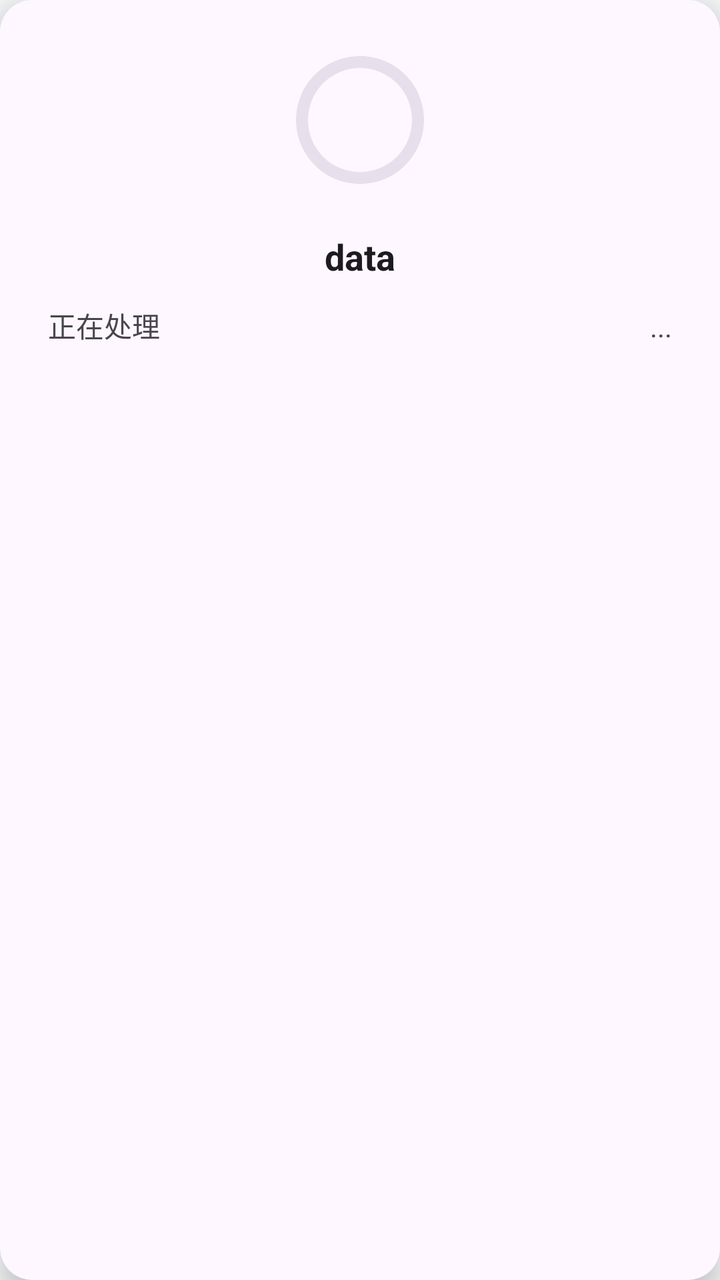
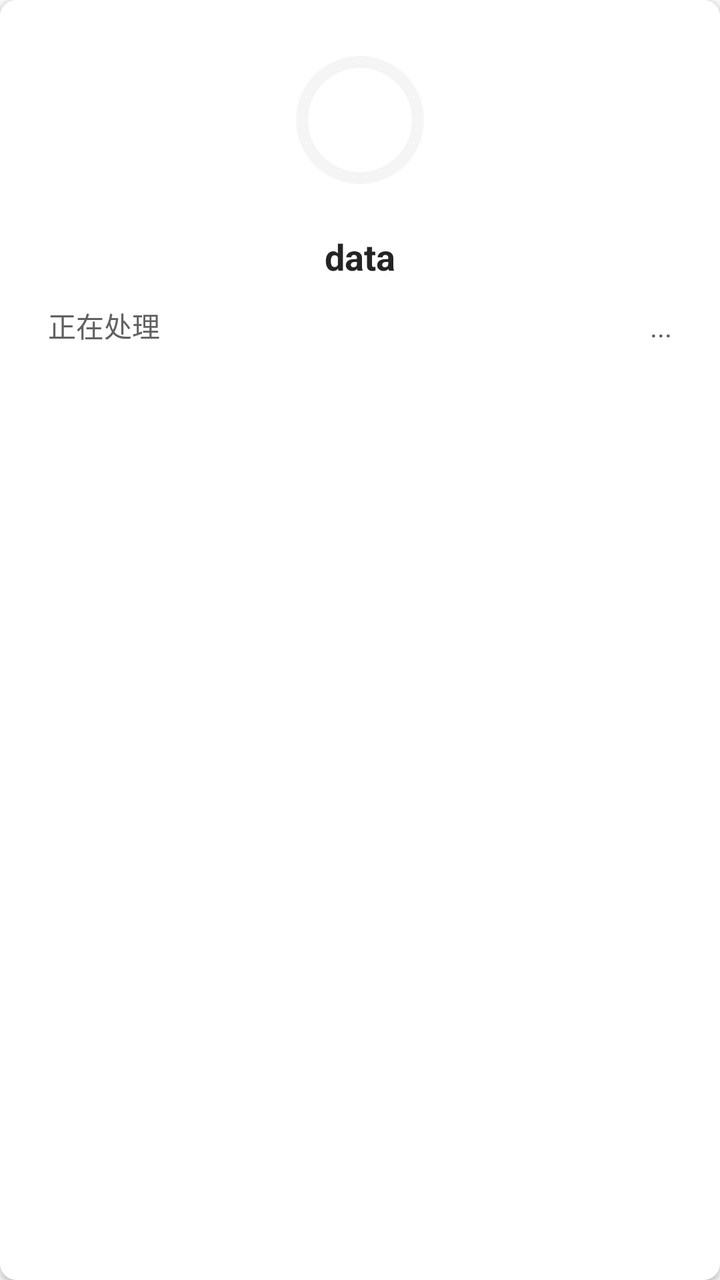

Two renders of the same Android screen: before a commit and after it. Below are the layout's source before the change and the commit's diff.
<!-- AndroidManifest.xml: application theme Theme.AppSnapshot -->
<!-- res/layout/dialog_loading.xml -->
<?xml version="1.0" encoding="utf-8"?>
<androidx.cardview.widget.CardView xmlns:android="http://schemas.android.com/apk/res/android"
    xmlns:app="http://schemas.android.com/apk/res-auto"
    android:layout_width="wrap_content"
    android:layout_height="wrap_content"
    app:cardBackgroundColor="?attr/colorSurface"
    app:cardCornerRadius="16dp"
    app:cardElevation="8dp"
    app:cardPreventCornerOverlap="false">

    <LinearLayout
        android:layout_width="match_parent"
        android:minWidth="280dp"
        android:layout_height="wrap_content"
        android:background="?attr/colorSurface"
        android:orientation="vertical"
        android:padding="24dp">

        <com.google.android.material.progressindicator.CircularProgressIndicator
            android:id="@+id/progressBar"
            android:layout_width="wrap_content"
            android:layout_height="wrap_content"
            android:layout_gravity="center"
            android:layout_marginBottom="20dp"
            android:max="100"
            android:progress="0"
            app:indicatorColor="?attr/colorPrimary"
            app:indicatorSize="64dp"
            app:trackColor="?attr/colorSurfaceVariant"
            app:trackThickness="6dp" />

        <TextView
            android:id="@+id/currentItemText"
            android:layout_width="match_parent"
            android:layout_height="wrap_content"
            android:layout_marginBottom="12dp"
            android:gravity="center"
            android:text="data"
            android:textColor="?attr/colorOnSurface"
            android:textSize="18sp"
            android:textStyle="bold" />

        <LinearLayout
            android:layout_width="match_parent"
            android:layout_height="wrap_content"
            android:orientation="horizontal">

            <TextView
                android:id="@+id/messageText"
                android:layout_width="0dp"
                android:layout_height="wrap_content"
                android:layout_weight="1"
                android:ellipsize="start"
                android:gravity="start"
                android:maxLines="1"
                android:text="正在处理"
                android:textColor="?attr/colorOnSurfaceVariant"
                android:textSize="14sp"
                android:visibility="visible" />

            <TextView
                android:id="@+id/statusText"
                android:layout_width="wrap_content"
                android:layout_height="wrap_content"
                android:ellipsize="end"
                android:gravity="end"
                android:maxLines="1"
                android:text="..."
                android:textColor="?attr/colorOnSurfaceVariant"
                android:textSize="14sp"
                android:visibility="visible" />
        </LinearLayout>
    </LinearLayout>

</androidx.cardview.widget.CardView>
<!-- resources referenced by this layout -->
<resources>
  <style name="Theme.AppSnapshot" parent="Theme.Material3.DayNight">
          
          <item name="colorPrimary">@color/blue_grey_500</item>
          <item name="colorPrimaryVariant">@color/blue_grey_700</item>
          <item name="colorOnPrimary">@color/white</item>
          
          <item name="colorSecondary">@color/blue_grey_300</item>
          <item name="colorSecondaryVariant">@color/blue_grey_800</item>
          <item name="colorOnSecondary">@color/white</item>
          
          <item name="android:statusBarColor">@android:color/transparent</item>
          
          <item name="android:colorBackground">@color/light_gray_white</item>
          
      </style>
  <color name="blue_grey_500">#FF607D8B</color>
  <color name="blue_grey_700">#FF455A64</color>
  <color name="white">#FFFFFFFF</color>
  <color name="blue_grey_300">#FF90A4AE</color>
  <color name="blue_grey_800">#FF37474F</color>
  <color name="light_gray_white">#FFF8F9FA</color>
</resources>

<!-- the commit's change to res/layout/dialog_loading.xml (unified diff, before → after) -->
@@ -4,8 +4,8 @@
     android:layout_width="wrap_content"
     android:layout_height="wrap_content"
     app:cardBackgroundColor="?attr/colorSurface"
-    app:cardCornerRadius="16dp"
-    app:cardElevation="8dp"
+    app:cardCornerRadius="@dimen/fluent_corner_radius_overlay"
+    app:cardElevation="2dp"
     app:cardPreventCornerOverlap="false">
 
     <LinearLayout
<!-- resource entries referenced after the edit -->
@@ -1,25 +1,216 @@
 <!-- resources referenced by this layout -->
 <resources>
-  <style name="Theme.AppSnapshot" parent="Theme.Material3.DayNight">
-          
-          <item name="colorPrimary">@color/blue_grey_500</item>
-          <item name="colorPrimaryVariant">@color/blue_grey_700</item>
-          <item name="colorOnPrimary">@color/white</item>
-          
-          <item name="colorSecondary">@color/blue_grey_300</item>
-          <item name="colorSecondaryVariant">@color/blue_grey_800</item>
-          <item name="colorOnSecondary">@color/white</item>
+  <dimen name="fluent_corner_radius_overlay">8dp</dimen>
+  <style name="Theme.AppSnapshot" parent="Theme.Material3.DayNight.NoActionBar">
+          
+          <item name="shapeAppearanceSmallComponent">@style/ShapeAppearance.AppSnapshot.SmallComponent</item>
+          <item name="shapeAppearanceMediumComponent">@style/ShapeAppearance.AppSnapshot.MediumComponent</item>
+          <item name="shapeAppearanceLargeComponent">@style/ShapeAppearance.AppSnapshot.LargeComponent</item>
+          
+          <item name="colorPrimary">@color/primary</item>
+          <item name="colorOnPrimary">@color/on_primary</item>
+          <item name="colorPrimaryContainer">@color/primary_container</item>
+          <item name="colorOnPrimaryContainer">@color/on_primary_container</item>
+          
+          <item name="colorSecondary">@color/secondary</item>
+          <item name="colorOnSecondary">@color/on_secondary</item>
+          <item name="colorSecondaryContainer">@color/secondary_container</item>
+          <item name="colorOnSecondaryContainer">@color/on_secondary_container</item>
+          
+          <item name="colorTertiary">@color/tertiary</item>
+          <item name="colorOnTertiary">@color/on_tertiary</item>
+          <item name="colorTertiaryContainer">@color/tertiary_container</item>
+          <item name="colorOnTertiaryContainer">@color/on_tertiary_container</item>
+          
+          <item name="android:colorBackground">@color/background</item>
+          <item name="colorOnBackground">@color/on_background</item>
+          <item name="colorSurface">@color/surface</item>
+          <item name="colorOnSurface">@color/on_surface</item>
+          <item name="colorSurfaceVariant">@color/surface_variant</item>
+          <item name="colorOnSurfaceVariant">@color/on_surface_variant</item>
+          <item name="colorSurfaceContainer">@color/surface</item>
+          <item name="colorSurfaceContainerHigh">@color/fluent_layer</item>
+          <item name="colorSurfaceContainerHighest">@color/surface_variant</item>
+          <item name="colorSurfaceContainerLow">@color/background</item>
+          <item name="colorSurfaceContainerLowest">@color/surface</item>
+          
+          <item name="colorOutline">@color/outline</item>
+          <item name="colorOutlineVariant">@color/outline_variant</item>
+          
+          <item name="android:textColorPrimary">@color/on_surface</item>
+          <item name="android:textColorSecondary">@color/on_surface_variant</item>
+          <item name="android:textColorTertiary">@color/fluent_text_tertiary</item>
+          
+          <item name="colorAccent">@color/primary</item>
+          <item name="colorControlActivated">@color/primary</item>
+          <item name="colorControlNormal">@color/icon_primary</item>
+          <item name="colorControlHighlight">@color/primary_container</item>
           
           <item name="android:statusBarColor">@android:color/transparent</item>
-          
-          <item name="android:colorBackground">@color/light_gray_white</item>
-          
-      </style>
-  <color name="blue_grey_500">#FF607D8B</color>
-  <color name="blue_grey_700">#FF455A64</color>
-  <color name="white">#FFFFFFFF</color>
-  <color name="blue_grey_300">#FF90A4AE</color>
-  <color name="blue_grey_800">#FF37474F</color>
-  <color name="light_gray_white">#FFF8F9FA</color>
+          <item name="android:navigationBarColor">@color/background</item>
+          
+          <item name="bottomNavigationStyle">@style/Widget.AppSnapshot.BottomNavigationView</item>
+          
+          <item name="tabStyle">@style/Widget.AppSnapshot.TabLayout</item>
+          
+          <item name="chipStyle">@style/Widget.AppSnapshot.Chip.Filter</item>
+          
+          <item name="floatingActionButtonStyle">@style/Widget.AppSnapshot.FloatingActionButton</item>
+          
+          <item name="switchStyle">@style/Widget.AppSnapshot.Switch</item>
+          <item name="checkboxStyle">@style/Widget.AppSnapshot.CheckBox</item>
+          
+          <item name="materialButtonStyle">@style/Widget.AppSnapshot.Button</item>
+          
+          <item name="toolbarStyle">@style/Widget.AppSnapshot.Toolbar</item>
+          <item name="actionBarSize">@dimen/toolbar_height</item>
+          <item name="actionBarTheme">@style/ThemeOverlay.AppSnapshot.ActionBar</item>
+          
+          <item name="materialAlertDialogTheme">@style/ThemeOverlay.AppSnapshot.Dialog</item>
+          <item name="bottomSheetDialogTheme">@style/ThemeOverlay.AppSnapshot.BottomSheet</item>
+      </style>
+  <style name="ShapeAppearance.AppSnapshot.SmallComponent" parent="ShapeAppearance.Material3.SmallComponent">
+          <item name="cornerFamily">rounded</item>
+          <item name="cornerSize">@dimen/fluent_corner_radius_control</item>
+      </style>
+  <style name="ShapeAppearance.AppSnapshot.MediumComponent" parent="ShapeAppearance.Material3.MediumComponent">
+          <item name="cornerFamily">rounded</item>
+          <item name="cornerSize">@dimen/fluent_corner_radius_overlay</item>
+      </style>
+  <style name="ShapeAppearance.AppSnapshot.LargeComponent" parent="ShapeAppearance.Material3.LargeComponent">
+          <item name="cornerFamily">rounded</item>
+          <item name="cornerSize">@dimen/fluent_corner_radius_overlay</item>
+      </style>
+  <color name="primary">@color/fluent_accent</color>
+  <color name="on_primary">#FFFFFFFF</color>
+  <color name="primary_container">@color/fluent_accent_container</color>
+  <color name="on_primary_container">#FF004578</color>
+  <color name="secondary">@color/fluent_text_secondary</color>
+  <color name="on_secondary">#FFFFFFFF</color>
+  <color name="secondary_container">@color/fluent_fill_subtle</color>
+  <color name="on_secondary_container">@color/fluent_text_primary</color>
+  <color name="tertiary">@color/fluent_accent_hover</color>
+  <color name="on_tertiary">#FFFFFFFF</color>
+  <color name="tertiary_container">@color/fluent_accent_container_subtle</color>
+  <color name="on_tertiary_container">#FF004578</color>
+  <color name="background">@color/fluent_canvas</color>
+  <color name="on_background">@color/fluent_text_primary</color>
+  <color name="surface">@color/fluent_layer</color>
+  <color name="on_surface">@color/fluent_text_primary</color>
+  <color name="surface_variant">@color/fluent_fill_subtle</color>
+  <color name="on_surface_variant">@color/fluent_text_secondary</color>
+  <color name="fluent_layer">#FFFFFFFF</color>
+  <color name="outline">@color/fluent_stroke</color>
+  <color name="outline_variant">@color/fluent_stroke_subtle</color>
+  <color name="fluent_text_tertiary">#FF707070</color>
+  <color name="icon_primary">@color/on_surface</color>
+  <style name="Widget.AppSnapshot.BottomNavigationView" parent="Widget.Material3.BottomNavigationView">
+          <item name="android:background">@color/surface</item>
+          <item name="itemIconTint">@color/bottom_nav_item_color</item>
+          <item name="itemTextColor">@color/bottom_nav_item_color</item>
+          <item name="itemActiveIndicatorStyle">@style/Widget.AppSnapshot.BottomNavigationView.ActiveIndicator</item>
+          <item name="itemRippleColor">@color/primary_container</item>
+      </style>
+  <style name="Widget.AppSnapshot.TabLayout" parent="Widget.Material3.TabLayout">
+          <item name="tabIndicatorColor">@color/primary</item>
+          <item name="tabSelectedTextColor">@color/primary</item>
+          <item name="tabTextColor">@color/nav_item_inactive</item>
+          <item name="tabRippleColor">@color/primary_container</item>
+          <item name="tabIndicatorHeight">3dp</item>
+          <item name="tabIndicatorFullWidth">false</item>
+      </style>
+  <style name="Widget.AppSnapshot.Chip.Filter" parent="Widget.Material3.Chip.Filter">
+          <item name="chipBackgroundColor">@color/chip_background_color</item>
+          <item name="chipSurfaceColor">@color/chip_background_color</item>
+          <item name="chipStrokeColor">@color/chip_stroke_color</item>
+          <item name="chipStrokeWidth">1dp</item>
+          <item name="chipMinHeight">32dp</item>
+          <item name="checkedIconVisible">false</item>
+          <item name="android:textColor">@color/chip_text_color</item>
+          <item name="android:textSize">13sp</item>
+          <item name="shapeAppearanceOverlay">@style/ShapeAppearance.AppSnapshot.Corner.Control</item>
+      </style>
+  <style name="Widget.AppSnapshot.FloatingActionButton" parent="Widget.Material3.FloatingActionButton.Primary">
+          <item name="backgroundTint">@color/primary</item>
+          <item name="tint">@color/on_primary</item>
+          <item name="shapeAppearance">@style/ShapeAppearance.AppSnapshot.Corner.Control</item>
+      </style>
+  <style name="Widget.AppSnapshot.Switch" parent="Widget.Material3.CompoundButton.Switch">
+          <item name="thumbTint">@color/switch_thumb_color</item>
+          <item name="trackTint">@color/switch_track_color</item>
+      </style>
+  <style name="Widget.AppSnapshot.CheckBox" parent="Widget.Material3.CompoundButton.CheckBox">
+          <item name="buttonTint">@color/primary</item>
+      </style>
+  <style name="Widget.AppSnapshot.Button" parent="Widget.Material3.Button">
+          <item name="backgroundTint">@color/primary</item>
+          <item name="android:textColor">@color/on_primary</item>
+          <item name="shapeAppearanceOverlay">@style/ShapeAppearance.AppSnapshot.Corner.Control</item>
+      </style>
+  <style name="Widget.AppSnapshot.Toolbar" parent="Widget.Material3.Toolbar">
+          <item name="android:background">@color/surface</item>
+          <item name="backgroundTint">@null</item>
+          <item name="titleTextAppearance">@style/TextAppearance.AppSnapshot.ToolbarTitle</item>
+          <item name="titleTextColor">@color/on_surface</item>
+          <item name="subtitleTextColor">@color/on_surface_variant</item>
+          <item name="android:elevation">0dp</item>
+          <item name="elevation">0dp</item>
+      </style>
+  <dimen name="toolbar_height">48dp</dimen>
+  <style name="ThemeOverlay.AppSnapshot.ActionBar" parent="ThemeOverlay.Material3.ActionBar">
+          <item name="colorControlNormal">@color/on_surface</item>
+      </style>
+  <style name="ThemeOverlay.AppSnapshot.Dialog" parent="ThemeOverlay.Material3.MaterialAlertDialog">
+          <item name="colorPrimary">@color/primary</item>
+          <item name="colorSecondary">@color/secondary</item>
+          <item name="colorTertiary">@color/tertiary</item>
+          <item name="android:colorBackground">@color/surface</item>
+          <item name="shapeAppearanceOverlay">@style/ShapeAppearance.AppSnapshot.Corner.Overlay</item>
+      </style>
+  <style name="ThemeOverlay.AppSnapshot.BottomSheet" parent="ThemeOverlay.Material3.BottomSheetDialog">
+          <item name="colorPrimary">@color/primary</item>
+          <item name="colorOnPrimary">@color/on_primary</item>
+          <item name="colorSurface">@color/surface</item>
+          <item name="colorOnSurface">@color/on_surface</item>
+          <item name="android:colorBackground">@color/surface</item>
+          <item name="materialButtonStyle">@style/Widget.AppSnapshot.Button</item>
+          <item name="shapeAppearanceOverlay">@style/ShapeAppearance.AppSnapshot.Corner.Overlay</item>
+      </style>
+  <dimen name="fluent_corner_radius_control">4dp</dimen>
+  <color name="fluent_accent">#FF0078D4</color>
+  <color name="fluent_accent_container">#FFDEECF9</color>
+  <color name="fluent_text_secondary">#FF616161</color>
+  <color name="fluent_fill_subtle">#FFF5F5F5</color>
+  <color name="fluent_text_primary">#FF242424</color>
+  <color name="fluent_accent_hover">#FF106EBE</color>
+  <color name="fluent_accent_container_subtle">#FFE8F4FD</color>
+  <color name="fluent_canvas">#FFFAFAFA</color>
+  <color name="fluent_stroke">#FFE0E0E0</color>
+  <color name="fluent_stroke_subtle">#FFEBEBEB</color>
+  <style name="Widget.AppSnapshot.BottomNavigationView.ActiveIndicator" parent="Widget.Material3.BottomNavigationView.ActiveIndicator">
+          <item name="android:color">@color/nav_active_indicator</item>
+          <item name="android:width">@dimen/m3_bottom_nav_item_active_indicator_width</item>
+          <item name="android:height">@dimen/m3_bottom_nav_item_active_indicator_height</item>
+          <item name="marginHorizontal">@dimen/m3_bottom_nav_item_active_indicator_margin_horizontal</item>
+          <item name="shapeAppearance">@style/ShapeAppearance.AppSnapshot.Corner.Control</item>
+      </style>
+  <color name="nav_item_inactive">@color/fluent_text_secondary</color>
+  <style name="ShapeAppearance.AppSnapshot.Corner.Control" parent="ShapeAppearance.Material3.Corner.Small">
+          <item name="cornerFamily">rounded</item>
+          <item name="cornerSize">@dimen/fluent_corner_radius_control</item>
+      </style>
+  <style name="TextAppearance.AppSnapshot.ToolbarTitle" parent="TextAppearance.Material3.TitleMedium">
+          <item name="android:textColor">@color/on_surface</item>
+          <item name="android:textSize">17sp</item>
+          <item name="android:fontFamily">sans-serif-medium</item>
+      </style>
+  <style name="ShapeAppearance.AppSnapshot.Corner.Overlay" parent="ShapeAppearance.Material3.Corner.Medium">
+          <item name="cornerFamily">rounded</item>
+          <item name="cornerSize">@dimen/fluent_corner_radius_overlay</item>
+      </style>
+  <color name="nav_active_indicator">#1A0078D4</color>
+  <dimen name="m3_bottom_nav_item_active_indicator_width">48dp</dimen>
+  <dimen name="m3_bottom_nav_item_active_indicator_height">32dp</dimen>
+  <dimen name="m3_bottom_nav_item_active_indicator_margin_horizontal">2dp</dimen>
 </resources>
 
